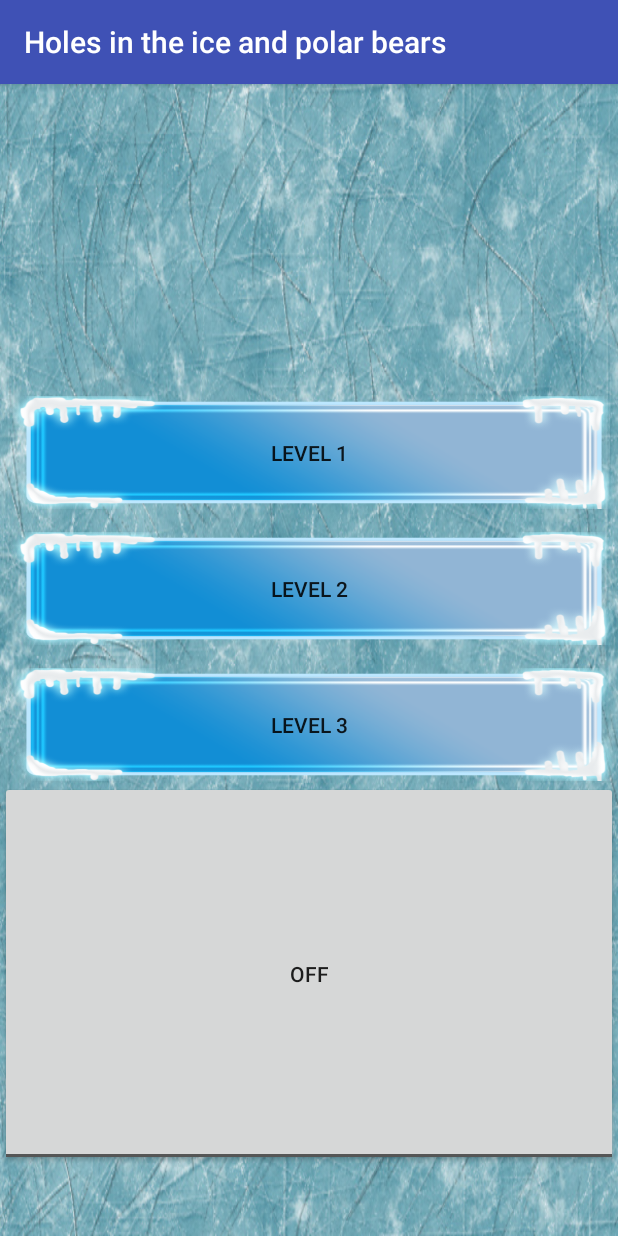
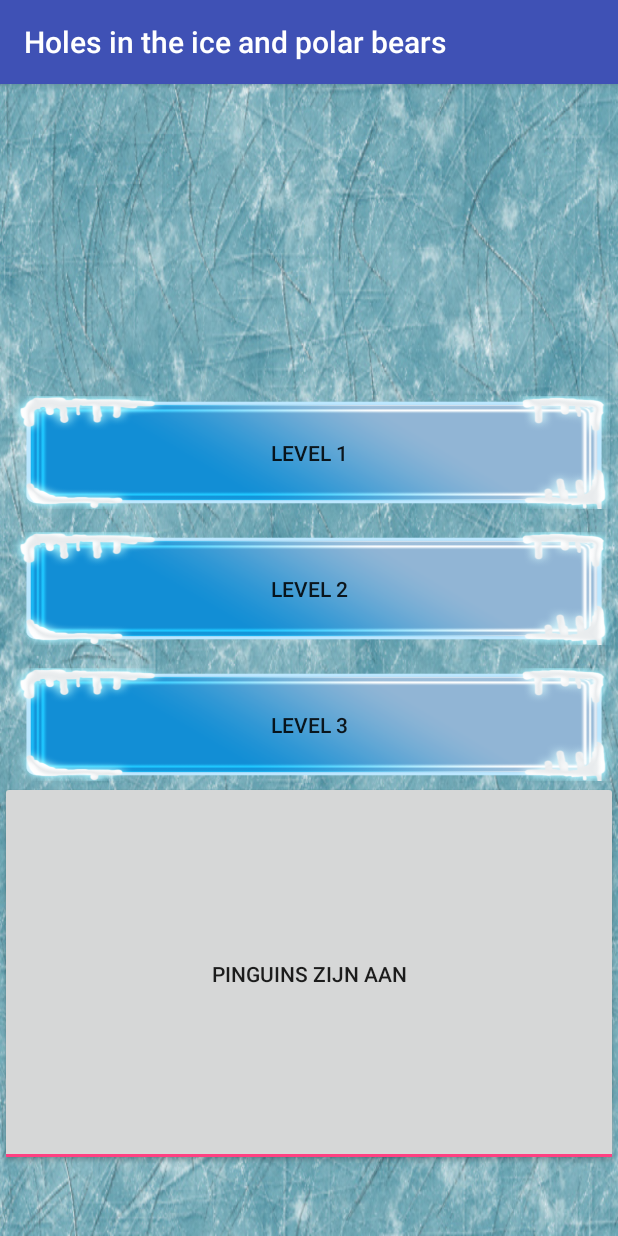
Before and after one commit to kelvincornelissens/WakkenEnIJsberenKTJ, an Android app: the LevelSelect screen opened directly, with no data from a screen before it, on a phone screen of 412 x 824 dp. Run offline under Robolectric (Android 15) with nearby library versions, the phone set to English and light mode, and no system bars.

Commit message:
Pinguins update

```diff
--- a/WakkenEnIJsberenKTJ/app/src/main/java/com/kelvin/wakkenenijsberenktj/LevelSelect.java
+++ b/WakkenEnIJsberenKTJ/app/src/main/java/com/kelvin/wakkenenijsberenktj/LevelSelect.java
@@ -23,6 +23,8 @@ public class LevelSelect extends AppCompatActivity {
         buttonLevel2 = (Button) findViewById(R.id.buttonLevel2);
         buttonLevel3 = (Button) findViewById(R.id.buttonLevel3);
         toggleButton = (ToggleButton) findViewById(R.id.toggleButtonPinguins);
+        toggleButton.setChecked(true);
+        toggleButton.setText("Pinguins zijn aan");
 
         buttonLevel1.setOnClickListener(new View.OnClickListener() {
             @Override
```
Also changed, not shown: WakkenEnIJsberenKTJ/app/src/main/java/GameClasses/Dice.java (+6 -1 lines), WakkenEnIJsberenKTJ/app/src/main/java/com/kelvin/wakkenenijsberenktj/DiceLevelFragment.java (+12 -0 lines).
